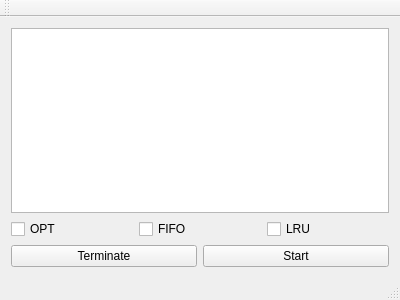
The window that mainwindow.ui (floatflower/osCourse_pageElimination) describes before a commit, drawn with Qt 5.
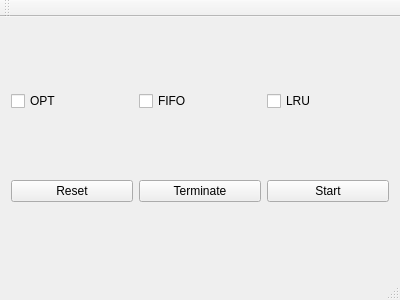
The same window after the commit.

What changed in the file:
```diff
--- a/mainwindow.ui
+++ b/mainwindow.ui
@@ -16,15 +16,7 @@
   <widget class="QWidget" name="centralWidget">
    <layout class="QVBoxLayout" name="verticalLayout_2">
     <item>
-     <layout class="QVBoxLayout" name="verticalLayout">
-      <item>
-       <widget class="QTableWidget" name="pageTable">
-        <property name="editTriggers">
-         <set>QAbstractItemView::NoEditTriggers</set>
-        </property>
-       </widget>
-      </item>
-     </layout>
+     <layout class="QVBoxLayout" name="verticalLayout"/>
     </item>
     <item>
      <layout class="QHBoxLayout" name="horizontalLayout">
@@ -53,6 +45,13 @@
     </item>
     <item>
      <layout class="QHBoxLayout" name="horizontalLayout_2">
+      <item>
+       <widget class="QPushButton" name="resetButton">
+        <property name="text">
+         <string>Reset</string>
+        </property>
+       </widget>
+      </item>
       <item>
        <widget class="QPushButton" name="terminateButton">
         <property name="text">
```
